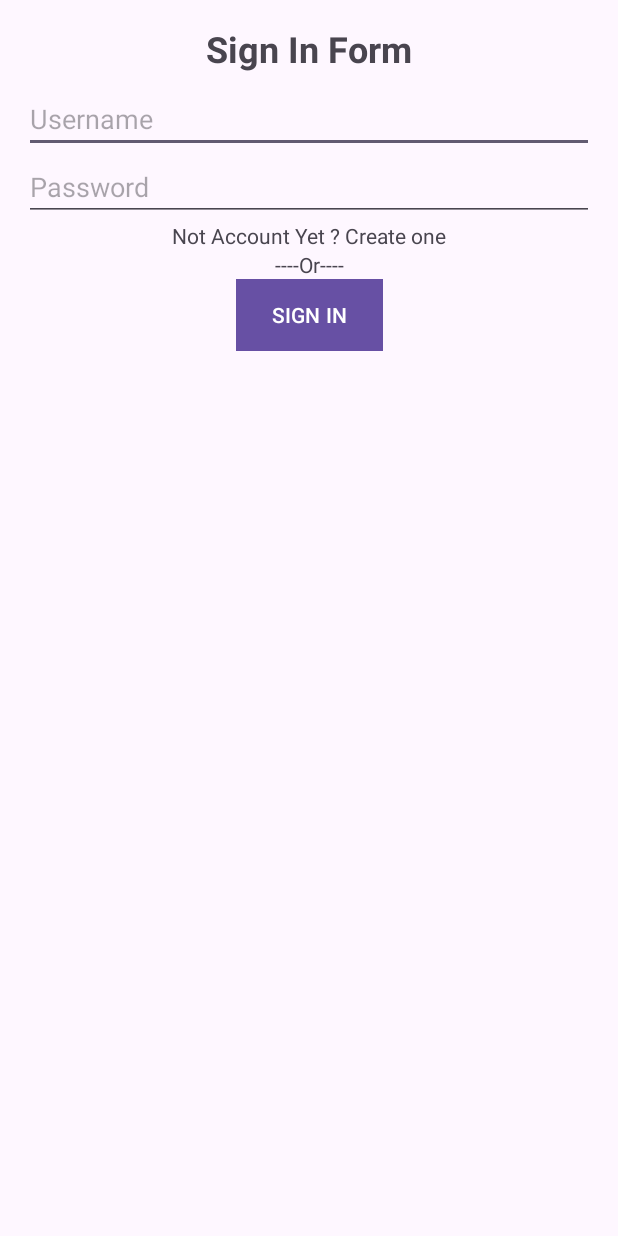
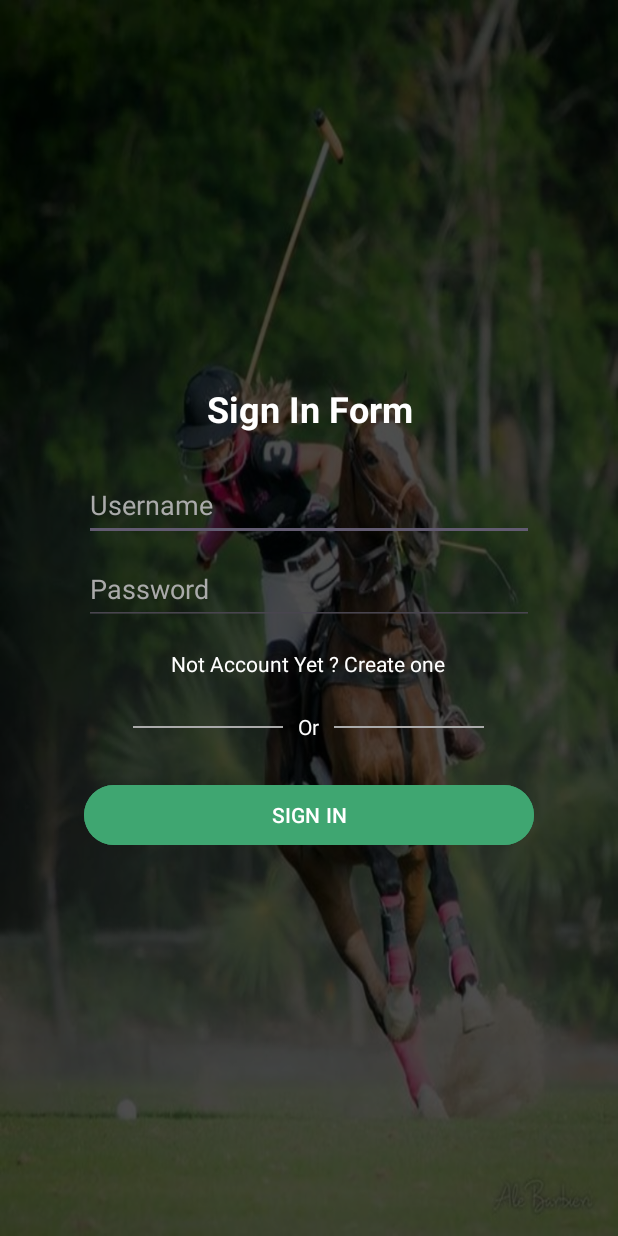
Before and after one commit to TuanDatCoder/PRM392_MiniProject, an Android app: the screen it shows after launch (SignInActivity), on a phone screen of 412 x 824 dp. Run offline under Robolectric (Android 15) with nearby library versions, the phone set to English and light mode, and no system bars.

Commit message:
Update sign in layout

```diff
--- a/app/src/main/java/com/example/prm392_miniproject/SignInActivity.java
+++ b/app/src/main/java/com/example/prm392_miniproject/SignInActivity.java
@@ -36,7 +36,6 @@ public class SignInActivity extends AppCompatActivity implements View.OnClickLis
         //Register event
         tvNoAccountYet.setOnClickListener(this);
         btnSignIn.setOnClickListener(this);
-
     }
 
     private boolean checkInput() {
--- a/app/src/main/res/layout/activity_sign_in.xml
+++ b/app/src/main/res/layout/activity_sign_in.xml
@@ -1,79 +1,96 @@
 <?xml version="1.0" encoding="utf-8"?>
-<androidx.constraintlayout.widget.ConstraintLayout xmlns:android="http://schemas.android.com/apk/res/android"
+<LinearLayout xmlns:android="http://schemas.android.com/apk/res/android"
     xmlns:app="http://schemas.android.com/apk/res-auto"
     xmlns:tools="http://schemas.android.com/tools"
     android:id="@+id/signIn"
     android:layout_width="match_parent"
     android:layout_height="match_parent"
-    tools:context=".SignInActivity"
-    android:padding="16dp">
-
+    android:background="@drawable/login_background"
+    android:gravity="center"
+    android:orientation="vertical"
+    android:padding="16dp"
+    tools:context=".SignInActivity">
 
     <TextView
         android:id="@+id/tvTitle"
-        android:layout_width="wrap_content"
+        android:layout_width="match_parent"
         android:layout_height="wrap_content"
+        android:layout_marginBottom="16dp"
         android:text="Sign In Form"
+        android:textAlignment="center"
+        android:textColor="@color/white"
         android:textSize="24sp"
-        android:textStyle="bold"
-        app:layout_constraintTop_toTopOf="parent"
-        app:layout_constraintStart_toStartOf="parent"
-        app:layout_constraintEnd_toEndOf="parent"
-        app:layout_constraintBottom_toTopOf="@id/etUsername"
-        android:layout_marginBottom="16dp"/>
+        android:textStyle="bold" />
 
     <EditText
         android:id="@+id/etUsername"
-        android:layout_width="0dp"
+        android:layout_width="300dp"
         android:layout_height="wrap_content"
+        android:layout_marginTop="8dp"
+        android:layout_marginBottom="8dp"
         android:hint="Username"
-        app:layout_constraintTop_toBottomOf="@id/tvTitle"
-        app:layout_constraintStart_toStartOf="parent"
-        app:layout_constraintEnd_toEndOf="parent"
-        android:layout_marginTop="8dp"
-        android:layout_marginBottom="8dp"/>
+        android:minHeight="48dp"
+        android:textColor="@color/white"
+        android:textColorHint="#AAA" />
 
     <EditText
         android:id="@+id/etPassword"
-        android:layout_width="0dp"
+        android:layout_width="300dp"
         android:layout_height="wrap_content"
+        android:layout_marginBottom="16dp"
         android:hint="Password"
         android:inputType="textPassword"
-        app:layout_constraintTop_toBottomOf="@id/etUsername"
-        app:layout_constraintStart_toStartOf="parent"
-        app:layout_constraintEnd_toEndOf="parent"
-        android:layout_marginBottom="16dp"/>
+        android:minHeight="48dp"
+        android:textColor="@color/white"
+        android:textColorHint="#AAA" />
 
     <TextView
         android:id="@+id/tvNoAccountYet"
         android:layout_width="wrap_content"
         android:layout_height="wrap_content"
+        android:layout_marginBottom="16dp"
         android:text="Not Account Yet ? Create one"
-        app:layout_constraintTop_toBottomOf="@id/etPassword"
-        app:layout_constraintStart_toStartOf="parent"
-        app:layout_constraintEnd_toEndOf="parent"
-        android:layout_marginBottom="16dp"/>
+        android:textColor="@color/white" />
 
-    <TextView
-        android:id="@+id/tvOr"
-        android:layout_width="wrap_content"
+    <LinearLayout
+        android:id="@+id/textOr"
+        android:layout_width="match_parent"
         android:layout_height="wrap_content"
-        android:text="----Or----"
-        app:layout_constraintTop_toBottomOf="@id/tvNoAccountYet"
-        app:layout_constraintStart_toStartOf="parent"
-        app:layout_constraintEnd_toEndOf="parent"
-        android:layout_marginBottom="16dp"/>
+        android:layout_marginBottom="18dp"
+        android:gravity="center"
+        android:orientation="horizontal">
+
+        <View
+            android:layout_width="100dp"
+            android:layout_height="1dp"
+            android:layout_marginTop="16dp"
+            android:layout_marginBottom="16dp"
+            android:background="@android:color/darker_gray" />
+
+        <TextView
+            android:layout_width="wrap_content"
+            android:layout_height="wrap_content"
+            android:paddingHorizontal="10dp"
+            android:text="Or"
+            android:textColor="@color/white"
+            android:textSize="14sp"
+            tools:ignore="HardcodedText" />
+
+        <View
+            android:layout_width="100dp"
+            android:layout_height="1dp"
+            android:layout_marginTop="16dp"
+            android:layout_marginBottom="16dp"
+            android:background="@android:color/darker_gray" />
+    </LinearLayout>
 
     <Button
         android:id="@+id/btnSignIn"
-        android:layout_width="wrap_content"
+        android:layout_width="300dp"
         android:layout_height="wrap_content"
         android:text="SIGN IN"
-        android:background="#6200EE"
-        android:textColor="#FFFFFF"
-        app:layout_constraintTop_toBottomOf="@id/tvOr"
-        app:layout_constraintStart_toStartOf="parent"
-        app:layout_constraintEnd_toEndOf="parent"/>
+        android:backgroundTint="#3fa671"
+        android:textAlignment="center"
+        android:textColor="#FFFFFF" />
 
-
-</androidx.constraintlayout.widget.ConstraintLayout>
+</LinearLayout>
--- a/app/src/main/res/values-night/themes.xml
+++ b/app/src/main/res/values-night/themes.xml
@@ -3,5 +3,6 @@
     <style name="Base.Theme.PRM392_MiniProject" parent="Theme.Material3.DayNight.NoActionBar">
         <!-- Customize your dark theme here. -->
         <!-- <item name="colorPrimary">@color/my_dark_primary</item> -->
+        <item name="android:statusBarColor">#000000</item>
     </style>
 </resources>
```
Also changed, not shown: app/src/main/res/drawable/login_background.png (added).
